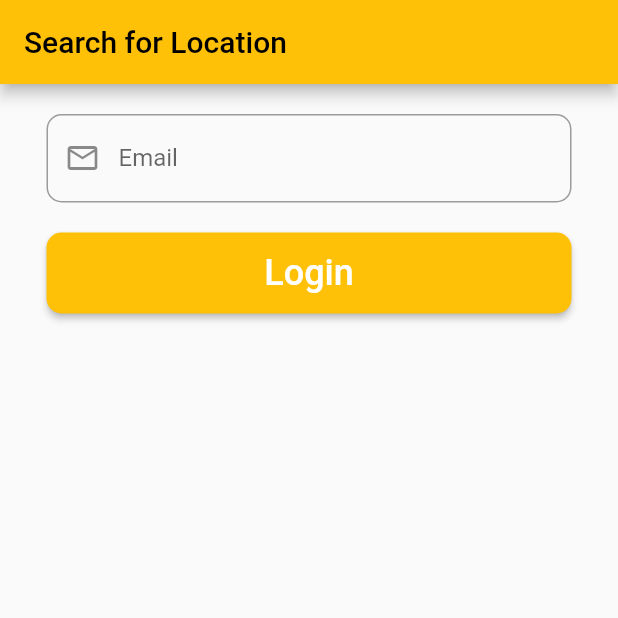
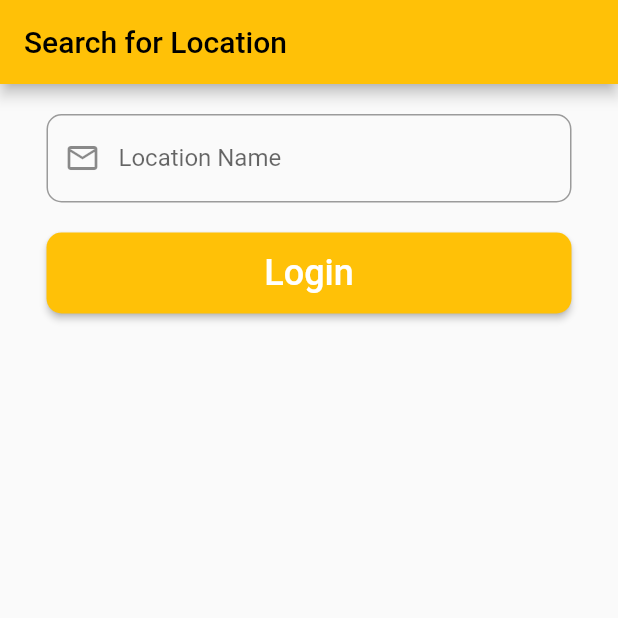
Before and after one commit to hooshyar/KurdTour, a Flutter app: the screen it shows after launch, item 2 of the bottom bar chosen, on a phone screen of 412 x 824 dp, the top half of it. Run offline on Flutter 3.47's test engine with Material 2 defaults, Android fonts, the phone set to English and light mode, and no system bars; our stand-ins replace cloud_firestore, firebase_auth, firebase_core, flutter_rating_bar, google_maps_flutter; missing offline and left inert: dart:ffi; accounts and stored records are empty.

```diff
--- a/lib/search_screen/serchvew.dart
+++ b/lib/search_screen/serchvew.dart
@@ -43,7 +43,7 @@ class _SerachScreenState extends State<SerachScreen> {
                 // initialValue: 'Input text',
                 decoration: const InputDecoration(
                   prefixIcon: Icon(Icons.email_outlined),
-                  labelText: "Email",
+                  labelText: "Location Name",
                   border: OutlineInputBorder(
                     borderRadius: BorderRadius.all(
                       Radius.circular(10),
```
Also changed, not shown: assets/01.gif (added), 2 other files.
